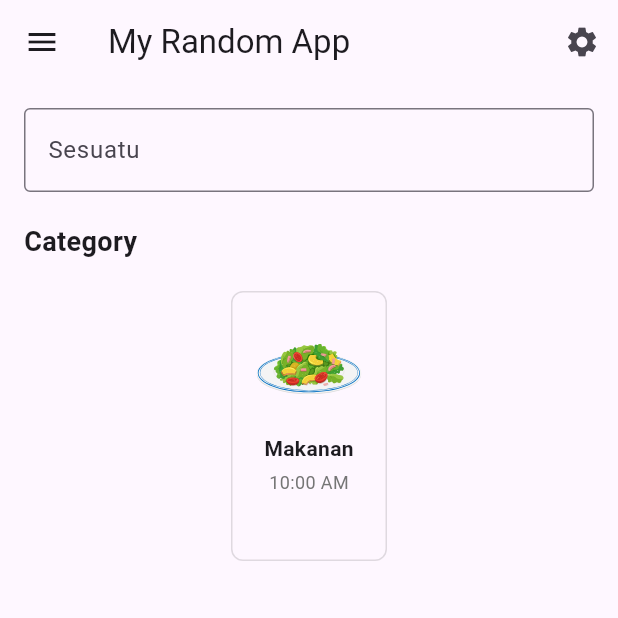
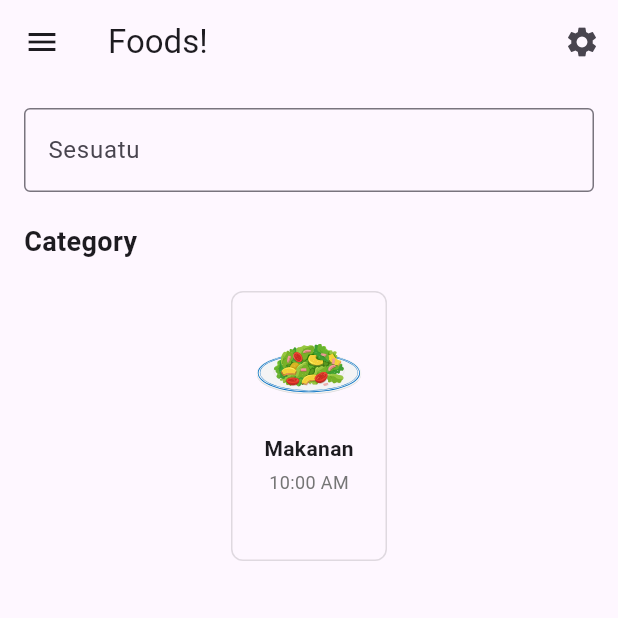
Before and after one commit to ZulRF/flutter_application_1, a Flutter app: the screen it shows after launch, on a phone screen of 412 x 824 dp, the top half of it. Run offline on Flutter 3.47's test engine with Material 3 defaults, Android fonts, the phone set to English and light mode, and no system bars; our stand-ins replace flutter_svg.

Commit message:
Ganti title appBar

```diff
--- a/lib/pages/home.dart
+++ b/lib/pages/home.dart
@@ -12,7 +12,7 @@ class HomePage extends StatelessWidget {
     return Scaffold(
       appBar: AppBar(
         // AppBar dengan tombol menu dan pengaturan dan judul
-        title: Text('My Random App'),
+        title: Text('Foods!'),
         leading: Builder(
           builder: (BuildContext context) {
             //menggunakan Builder untuk mendapatkan context yang berisi Scaffold
```
